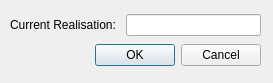
Old version of the form src/p8realisation2_gui.ui in the repository iut-ibk/P8Modules.
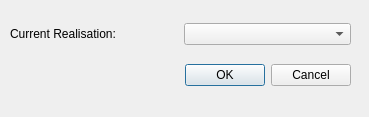
New version of the form.

Commit message: music file selection is now done via combobox selection of available music files from Urbanbeats

Patch:
```diff
--- a/src/p8realisation2_gui.ui
+++ b/src/p8realisation2_gui.ui
@@ -6,8 +6,8 @@
    <rect>
     <x>0</x>
     <y>0</y>
-    <width>273</width>
-    <height>83</height>
+    <width>369</width>
+    <height>117</height>
    </rect>
   </property>
   <property name="windowTitle">
@@ -18,8 +18,8 @@
     <rect>
      <x>10</x>
      <y>10</y>
-     <width>251</width>
-     <height>31</height>
+     <width>341</width>
+     <height>89</height>
     </rect>
    </property>
    <layout class="QVBoxLayout" name="verticalLayout">
@@ -33,21 +33,11 @@
        </widget>
       </item>
       <item row="0" column="1">
-       <widget class="QLineEdit" name="le_mNr"/>
+       <widget class="QComboBox" name="comboBox"/>
       </item>
      </layout>
     </item>
-   </layout>
-  </widget>
-  <widget class="QWidget" name="horizontalLayoutWidget">
-   <property name="geometry">
-    <rect>
-     <x>10</x>
-     <y>40</y>
-     <width>251</width>
-     <height>31</height>
-    </rect>
-   </property>
+    <item>
    <layout class="QHBoxLayout" name="horizontalLayout">
     <item>
      <spacer name="horizontalSpacer">
@@ -71,6 +61,8 @@
        <set>QDialogButtonBox::Cancel|QDialogButtonBox::Ok</set>
       </property>
      </widget>
+      </item>
+     </layout>
     </item>
    </layout>
   </widget>
```
Lines whose indentation alone changed are shown as unchanged. The commit also changes 2 other files.
